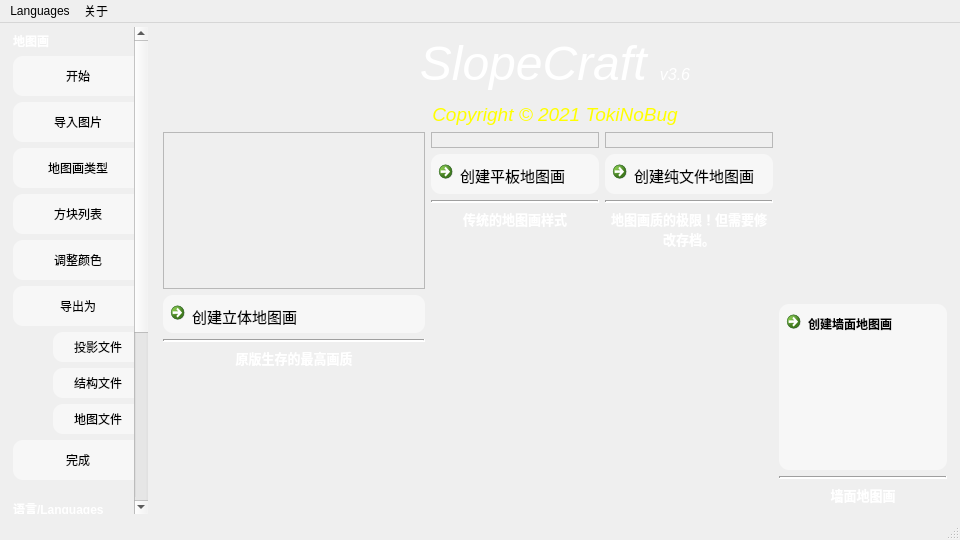
First picture: the form in SlopeCraftMain/others/mainwindow.ui, repository SlopeCraft/SlopeCraft, before the edit.
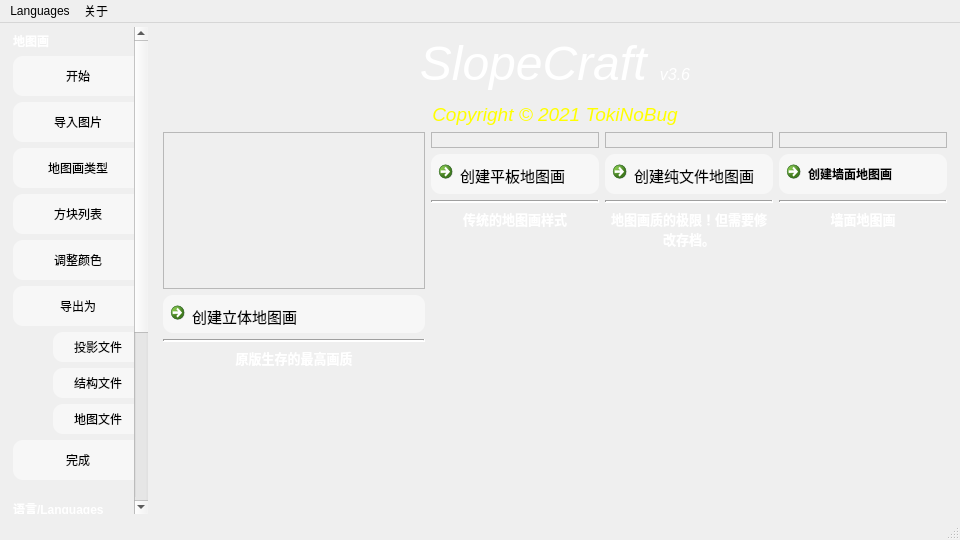
Second picture: the form after the edit. Icons and pictures are not drawn.

Commit message: 使用压缩后的新图片

Patch:
```diff
--- a/SlopeCraftMain/others/mainwindow.ui
+++ b/SlopeCraftMain/others/mainwindow.ui
@@ -896,11 +896,23 @@
             <item>
              <widget class="QLabel" name="label_39">
               <property name="sizePolicy">
-               <sizepolicy hsizetype="Preferred" vsizetype="Expanding">
+               <sizepolicy hsizetype="Preferred" vsizetype="Preferred">
                 <horstretch>0</horstretch>
                 <verstretch>0</verstretch>
                </sizepolicy>
               </property>
+              <property name="maximumSize">
+               <size>
+                <width>16777215</width>
+                <height>195</height>
+               </size>
+              </property>
+              <property name="frameShape">
+               <enum>QFrame::StyledPanel</enum>
+              </property>
+              <property name="lineWidth">
+               <number>2</number>
+              </property>
               <property name="text">
                <string/>
               </property>
@@ -912,7 +924,7 @@
             <item>
              <widget class="QCommandLinkButton" name="StartWithWall">
               <property name="sizePolicy">
-               <sizepolicy hsizetype="Preferred" vsizetype="Expanding">
+               <sizepolicy hsizetype="Preferred" vsizetype="Preferred">
                 <horstretch>0</horstretch>
                 <verstretch>0</verstretch>
                </sizepolicy>
@@ -940,9 +952,18 @@
             </item>
             <item>
              <widget class="QLabel" name="label_40">
+              <property name="sizePolicy">
+               <sizepolicy hsizetype="Preferred" vsizetype="Expanding">
+                <horstretch>0</horstretch>
+                <verstretch>0</verstretch>
+               </sizepolicy>
+              </property>
               <property name="text">
                <string>&lt;html&gt;&lt;head/&gt;&lt;body&gt;&lt;p align=&quot;center&quot;&gt;&lt;span style=&quot; font-size:10pt; font-weight:700; color:#ffffff;&quot;&gt;墙面地图画&lt;/span&gt;&lt;/p&gt;&lt;/body&gt;&lt;/html&gt;</string>
               </property>
+              <property name="alignment">
+               <set>Qt::AlignLeading|Qt::AlignLeft|Qt::AlignTop</set>
+              </property>
              </widget>
             </item>
            </layout>
```
Left out of the diff: 11 changed lines with no effect on the pictures. The commit also changes 1 other file.
